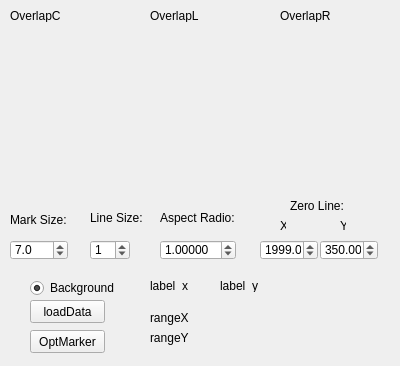
Old version of the form form.ui in the repository fubo1106/LineChart.
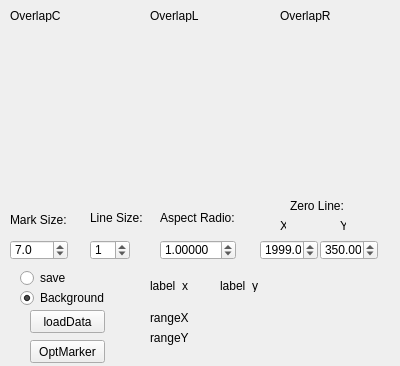
New version of the form.

```diff
--- a/form.ui
+++ b/form.ui
@@ -103,20 +103,20 @@
     <number>1</number>
    </property>
   </widget>
-  <widget class="QRadioButton" name="background">
+  <widget class="QRadioButton" name="save">
    <property name="geometry">
     <rect>
-     <x>30</x>
-     <y>280</y>
+     <x>20</x>
+     <y>270</y>
      <width>89</width>
      <height>16</height>
     </rect>
    </property>
    <property name="text">
-    <string>Background</string>
+    <string>save</string>
    </property>
    <property name="checked">
-    <bool>true</bool>
+    <bool>false</bool>
    </property>
   </widget>
   <widget class="QLabel" name="label_x">
@@ -149,7 +149,7 @@
    <property name="geometry">
     <rect>
      <x>30</x>
-     <y>300</y>
+     <y>310</y>
      <width>75</width>
      <height>23</height>
     </rect>
@@ -304,7 +304,7 @@
    <property name="geometry">
     <rect>
      <x>30</x>
-     <y>330</y>
+     <y>340</y>
      <width>75</width>
      <height>23</height>
     </rect>
@@ -313,6 +313,22 @@
     <string>OptMarker</string>
    </property>
   </widget>
+  <widget class="QRadioButton" name="background">
+   <property name="geometry">
+    <rect>
+     <x>20</x>
+     <y>290</y>
+     <width>89</width>
+     <height>16</height>
+    </rect>
+   </property>
+   <property name="text">
+    <string>Background</string>
+   </property>
+   <property name="checked">
+    <bool>true</bool>
+   </property>
+  </widget>
  </widget>
  <resources/>
  <connections/>
```
